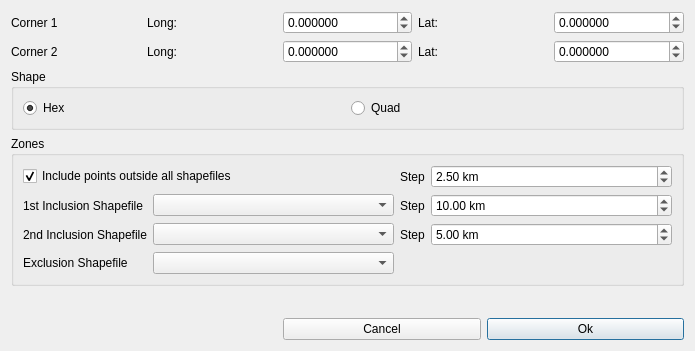
frabas/DISPLACE_GUI, file qtgui/creategraphdialog.ui: the form before one commit.
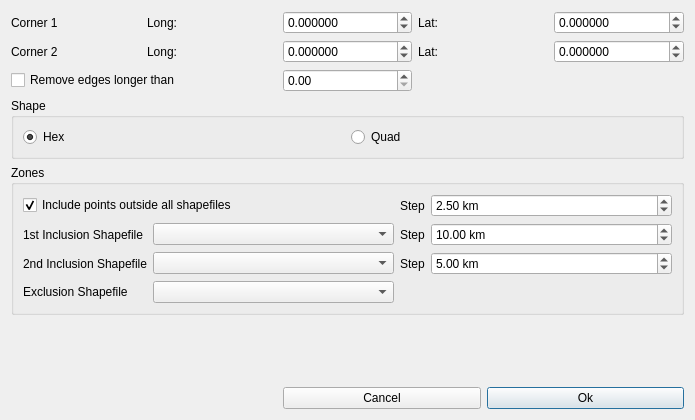
The form after the commit.

Commit message: GraphBuilder: Option to remove long edges.

Diff of the .ui file:
```diff
--- a/qtgui/creategraphdialog.ui
+++ b/qtgui/creategraphdialog.ui
@@ -7,7 +7,7 @@
     <x>0</x>
     <y>0</y>
     <width>695</width>
-    <height>351</height>
+    <height>420</height>
    </rect>
   </property>
   <property name="windowTitle">
@@ -295,6 +295,16 @@
      </layout>
     </widget>
    </item>
+   <item row="2" column="0" colspan="2">
+    <widget class="QCheckBox" name="removesLongEdges">
+     <property name="text">
+      <string>Remove edges longer than</string>
+     </property>
+    </widget>
+   </item>
+   <item row="2" column="2">
+    <widget class="QDoubleSpinBox" name="longEdgesLimit"/>
+   </item>
   </layout>
  </widget>
  <tabstops>
```
Left out of the diff: 18 changed lines with no effect on the pictures. The commit also changes 5 other files.
